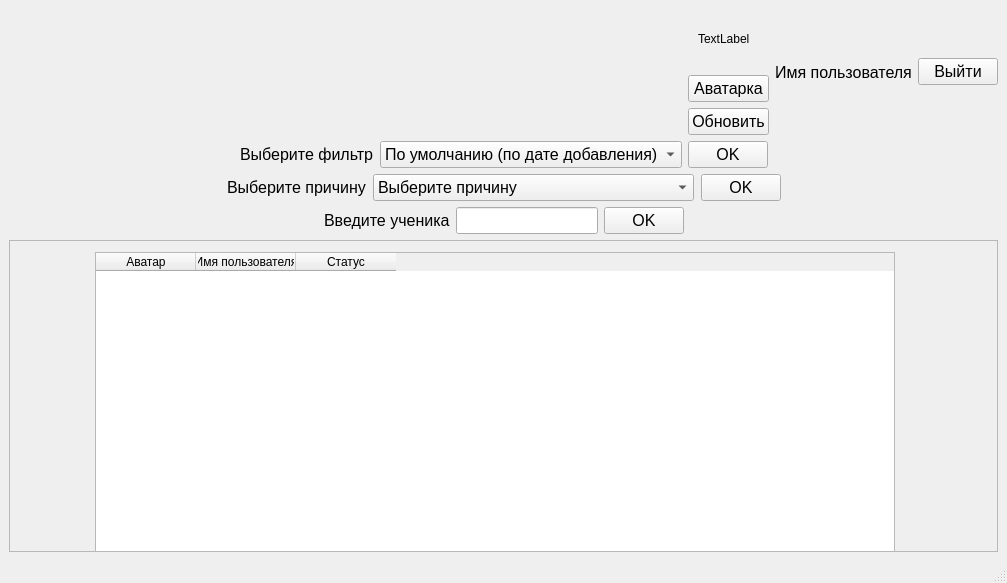
Old version of the form YandexProject1/ui_files/teacher_main_new.ui in the repository JKarak/app-for-applications.
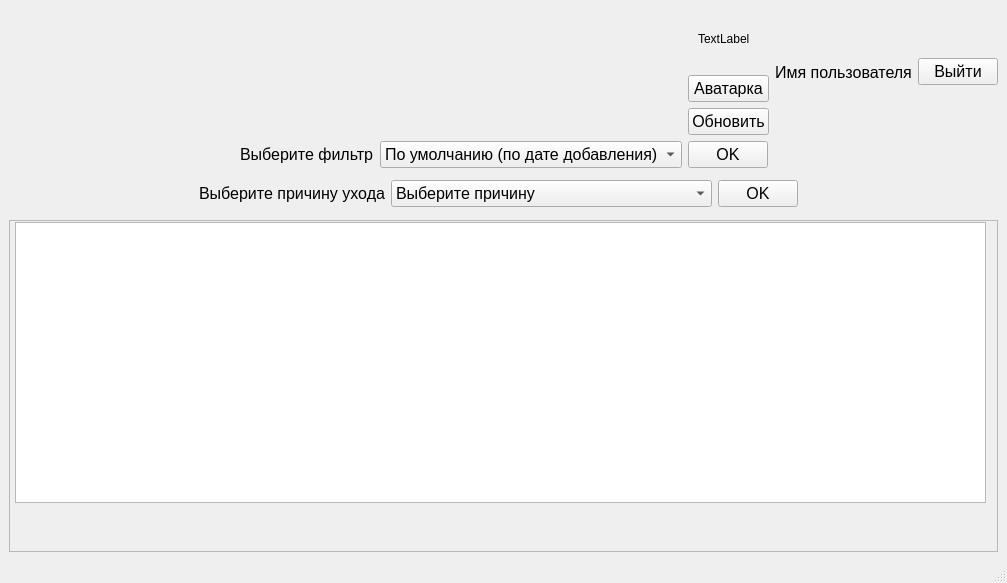
New version of the form. The open tabs and pages were chosen to show the change.

```diff
--- a/YandexProject1/ui_files/teacher_main_new.ui
+++ b/YandexProject1/ui_files/teacher_main_new.ui
@@ -198,13 +198,43 @@
      </layout>
     </item>
     <item>
-     <layout class="QHBoxLayout" name="horizontalLayout_8">
-      <property name="spacing">
-       <number>7</number>
-      </property>
-      <property name="topMargin">
-       <number>0</number>
-      </property>
+     <layout class="QHBoxLayout" name="horizontalLayout_4">
+      <item>
+       <layout class="QVBoxLayout" name="verticalLayout_3">
+        <item>
+         <widget class="QStackedWidget" name="stackedWidget">
+          <property name="sizePolicy">
+           <sizepolicy hsizetype="Preferred" vsizetype="Fixed">
+            <horstretch>0</horstretch>
+            <verstretch>0</verstretch>
+           </sizepolicy>
+          </property>
+          <property name="minimumSize">
+           <size>
+            <width>300</width>
+            <height>40</height>
+           </size>
+          </property>
+          <property name="currentIndex">
+           <number>2</number>
+          </property>
+          <widget class="QWidget" name="page_3">
+           <property name="sizePolicy">
+            <sizepolicy hsizetype="Preferred" vsizetype="Minimum">
+             <horstretch>0</horstretch>
+             <verstretch>0</verstretch>
+            </sizepolicy>
+           </property>
+           <widget class="QWidget" name="horizontalLayoutWidget_2">
+            <property name="geometry">
+             <rect>
+              <x>-1</x>
+              <y>-1</y>
+              <width>981</width>
+              <height>41</height>
+             </rect>
+            </property>
+            <layout class="QHBoxLayout" name="horizontalLayout_5">
       <item>
        <spacer name="horizontalSpacer_4">
         <property name="orientation">
@@ -220,18 +250,30 @@
       </item>
       <item>
        <widget class="QLabel" name="label_4">
+               <property name="sizePolicy">
+                <sizepolicy hsizetype="Preferred" vsizetype="Preferred">
+                 <horstretch>0</horstretch>
+                 <verstretch>0</verstretch>
+                </sizepolicy>
+               </property>
         <property name="font">
          <font>
           <pointsize>12</pointsize>
          </font>
         </property>
         <property name="text">
-         <string>Выберите причину</string>
+                <string>Выберите причину ухода</string>
         </property>
        </widget>
       </item>
       <item>
        <widget class="QComboBox" name="comboBox_2">
+               <property name="sizePolicy">
+                <sizepolicy hsizetype="Minimum" vsizetype="Fixed">
+                 <horstretch>0</horstretch>
+                 <verstretch>0</verstretch>
+                </sizepolicy>
+               </property>
         <property name="font">
          <font>
           <pointsize>12</pointsize>
@@ -261,6 +303,12 @@
       </item>
       <item>
        <widget class="QPushButton" name="pushButton_5">
+               <property name="sizePolicy">
+                <sizepolicy hsizetype="Minimum" vsizetype="Fixed">
+                 <horstretch>0</horstretch>
+                 <verstretch>0</verstretch>
+                </sizepolicy>
+               </property>
         <property name="font">
          <font>
           <pointsize>12</pointsize>
@@ -276,6 +324,9 @@
         <property name="orientation">
          <enum>Qt::Horizontal</enum>
         </property>
+               <property name="sizeType">
+                <enum>QSizePolicy::Expanding</enum>
+               </property>
         <property name="sizeHint" stdset="0">
          <size>
           <width>40</width>
@@ -285,9 +336,19 @@
        </spacer>
       </item>
      </layout>
-    </item>
-    <item>
-     <layout class="QHBoxLayout" name="horizontalLayout_9">
+           </widget>
+          </widget>
+          <widget class="QWidget" name="page_4">
+           <widget class="QWidget" name="horizontalLayoutWidget_3">
+            <property name="geometry">
+             <rect>
+              <x>-1</x>
+              <y>0</y>
+              <width>981</width>
+              <height>41</height>
+             </rect>
+            </property>
+            <layout class="QHBoxLayout" name="horizontalLayout_6">
       <item>
        <spacer name="horizontalSpacer_6">
         <property name="orientation">
@@ -303,33 +364,45 @@
       </item>
       <item>
        <widget class="QLabel" name="label_5">
+               <property name="sizePolicy">
+                <sizepolicy hsizetype="Fixed" vsizetype="Preferred">
+                 <horstretch>0</horstretch>
+                 <verstretch>0</verstretch>
+                </sizepolicy>
+               </property>
         <property name="font">
          <font>
           <pointsize>12</pointsize>
          </font>
         </property>
         <property name="text">
-         <string>Введите ученика</string>
+                <string>Введите имя ученика (Имя Фамилия)</string>
         </property>
        </widget>
       </item>
       <item>
        <widget class="QLineEdit" name="lineEdit">
         <property name="sizePolicy">
-         <sizepolicy hsizetype="Minimum" vsizetype="Fixed">
+                <sizepolicy hsizetype="Fixed" vsizetype="Fixed">
           <horstretch>0</horstretch>
           <verstretch>0</verstretch>
          </sizepolicy>
         </property>
         <property name="font">
          <font>
-          <pointsize>12</pointsize>
+                 <pointsize>10</pointsize>
          </font>
         </property>
        </widget>
       </item>
       <item>
        <widget class="QPushButton" name="pushButton_6">
+               <property name="sizePolicy">
+                <sizepolicy hsizetype="Fixed" vsizetype="Fixed">
+                 <horstretch>0</horstretch>
+                 <verstretch>0</verstretch>
+                </sizepolicy>
+               </property>
         <property name="font">
          <font>
           <pointsize>12</pointsize>
@@ -354,6 +427,24 @@
        </spacer>
       </item>
      </layout>
+           </widget>
+          </widget>
+          <widget class="QWidget" name="page_5">
+           <widget class="QLabel" name="label_6">
+            <property name="geometry">
+             <rect>
+              <x>4</x>
+              <y>5</y>
+              <width>971</width>
+              <height>41</height>
+             </rect>
+            </property>
+            <property name="text">
+             <string/>
+            </property>
+           </widget>
+          </widget>
+         </widget>
     </item>
     <item>
      <widget class="QScrollArea" name="scrollArea">
@@ -371,55 +462,26 @@
         <rect>
          <x>0</x>
          <y>0</y>
-         <width>983</width>
-         <height>229</height>
-        </rect>
-       </property>
-       <widget class="QWidget" name="layoutWidget">
-        <property name="geometry">
-         <rect>
-          <x>10</x>
-          <y>10</y>
-          <width>951</width>
-          <height>432</height>
-         </rect>
-        </property>
-        <layout class="QHBoxLayout" name="horizontalLayout_2">
-         <item>
+             <width>979</width>
+             <height>262</height>
+            </rect>
+           </property>
           <widget class="QTableWidget" name="tableWidget">
-           <property name="sizePolicy">
-            <sizepolicy hsizetype="Fixed" vsizetype="Fixed">
-             <horstretch>0</horstretch>
-             <verstretch>0</verstretch>
-            </sizepolicy>
-           </property>
-           <property name="minimumSize">
-            <size>
-             <width>800</width>
-             <height>430</height>
-            </size>
-           </property>
-           <column>
-            <property name="text">
-             <string>Аватар</string>
-            </property>
-           </column>
-           <column>
-            <property name="text">
-             <string>Имя пользователя</string>
-            </property>
-           </column>
-           <column>
-            <property name="text">
-             <string>Статус</string>
-            </property>
-           </column>
-          </widget>
-         </item>
-        </layout>
-       </widget>
-      </widget>
-     </widget>
+            <property name="geometry">
+             <rect>
+              <x>5</x>
+              <y>1</y>
+              <width>971</width>
+              <height>281</height>
+             </rect>
+            </property>
+           </widget>
+          </widget>
+         </widget>
+        </item>
+       </layout>
+      </item>
+     </layout>
     </item>
    </layout>
   </widget>
```
Left out of the diff: 17 changed lines with no effect on the pictures. Lines whose indentation alone changed are shown as unchanged.
